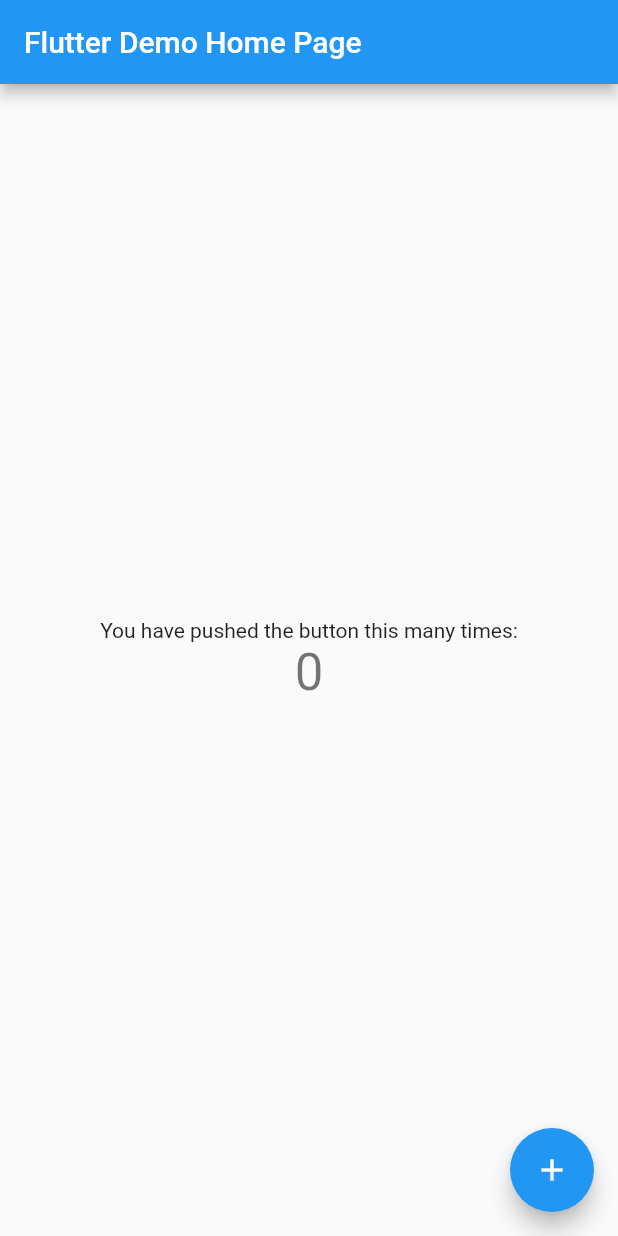
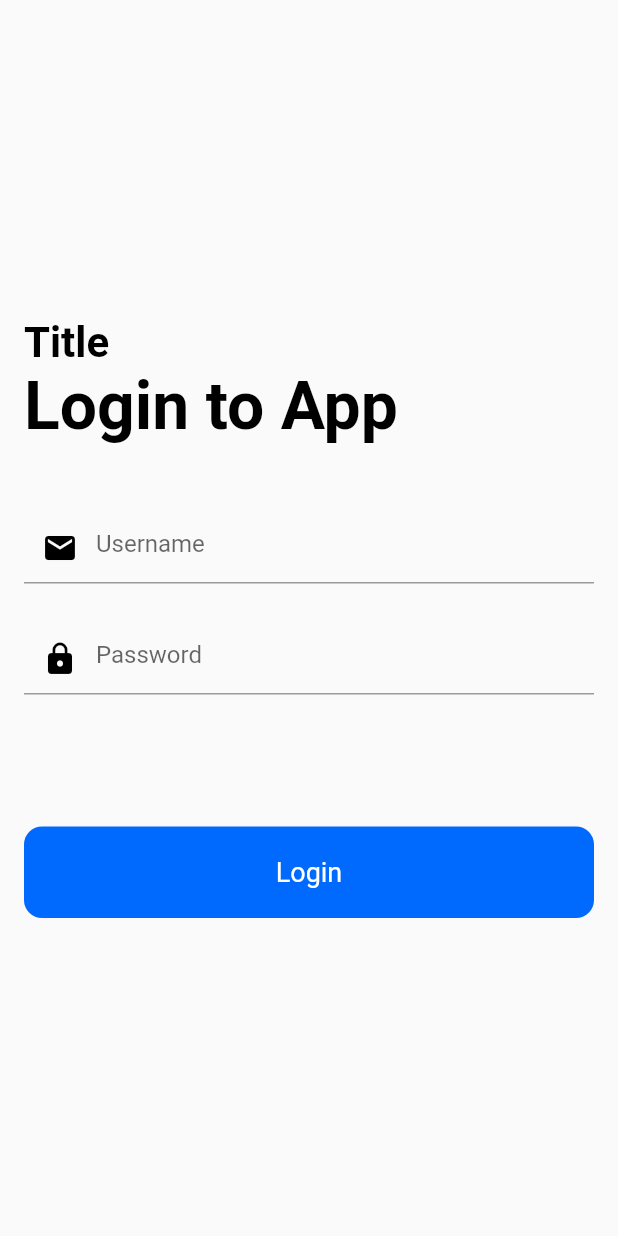
Before and after one commit to maria-raluca-st/login, a Flutter app: the screen it shows after launch, on a phone screen of 412 x 824 dp. Run offline on Flutter 3.47's test engine with Material 2 defaults, Android fonts, the phone set to English and light mode, and no system bars; our stand-ins replace firebase_auth, firebase_core; accounts and stored records are empty.

Commit message:
last version

```diff
--- a/lib/main.dart
+++ b/lib/main.dart
@@ -1,6 +1,12 @@
+import 'package:firebase_auth/firebase_auth.dart';
+import 'package:firebase_core/firebase_core.dart';
 import 'package:flutter/material.dart';
+import 'package:login/profile_screen.dart';
 
-void main() {
+
+Future<void> main() async {
+  WidgetsFlutterBinding.ensureInitialized();
+  await Firebase.initializeApp();
   runApp(const MyApp());
 }
 
@@ -11,105 +17,156 @@ class MyApp extends StatelessWidget {
   @override
   Widget build(BuildContext context) {
     return MaterialApp(
-      title: 'Flutter Demo',
-      theme: ThemeData(
-        // This is the theme of your application.
-        //
-        // Try running your application with "flutter run". You'll see the
-        // application has a blue toolbar. Then, without quitting the app, try
-        // changing the primarySwatch below to Colors.green and then invoke
-        // "hot reload" (press "r" in the console where you ran "flutter run",
-        // or simply save your changes to "hot reload" in a Flutter IDE).
-        // Notice that the counter didn't reset back to zero; the application
-        // is not restarted.
-        primarySwatch: Colors.blue,
-      ),
-      home: const MyHomePage(title: 'Flutter Demo Home Page'),
+       home: HomePage(),
+
     );
   }
 }
 
-class MyHomePage extends StatefulWidget {
-  const MyHomePage({Key? key, required this.title}) : super(key: key);
+/*
+ 1. main layout (only UI)
+*/
 
-  // This widget is the home page of your application. It is stateful, meaning
-  // that it has a State object (defined below) that contains fields that affect
-  // how it looks.
-
-  // This class is the configuration for the state. It holds the values (in this
-  // case the title) provided by the parent (in this case the App widget) and
-  // used by the build method of the State. Fields in a Widget subclass are
-  // always marked "final".
-
-  final String title;
+class HomePage extends StatefulWidget {
+  const HomePage({Key? key}) : super(key: key);
 
   @override
-  State<MyHomePage> createState() => _MyHomePageState();
+  State<HomePage> createState() => _HomePageState();
 }
 
-class _MyHomePageState extends State<MyHomePage> {
-  int _counter = 0;
+class _HomePageState extends State<HomePage> {
 
-  void _incrementCounter() {
-    setState(() {
-      // This call to setState tells the Flutter framework that something has
-      // changed in this State, which causes it to rerun the build method below
-      // so that the display can reflect the updated values. If we changed
-      // _counter without calling setState(), then the build method would not be
-      // called again, and so nothing would appear to happen.
-      _counter++;
-    });
+  //Init Firebase App
+  Future <FirebaseApp> _initializeFirebase() async{
+    FirebaseApp firebaseApp = await Firebase.initializeApp();
+    return firebaseApp;
   }
+
 
   @override
   Widget build(BuildContext context) {
-    // This method is rerun every time setState is called, for instance as done
-    // by the _incrementCounter method above.
-    //
-    // The Flutter framework has been optimized to make rerunning build methods
-    // fast, so that you can just rebuild anything that needs updating rather
-    // than having to individually change instances of widgets.
     return Scaffold(
-      appBar: AppBar(
-        // Here we take the value from the MyHomePage object that was created by
-        // the App.build method, and use it to set our appbar title.
-        title: Text(widget.title),
+      body: FutureBuilder(
+        future : _initializeFirebase(),
+        builder : (context, snapshot){
+          if (snapshot.connectionState == ConnectionState.done){
+            return LoginScreen();
+          }
+          return const Center(
+            child: CircularProgressIndicator(),
+            );
+        }
       ),
-      body: Center(
-        // Center is a layout widget. It takes a single child and positions it
-        // in the middle of the parent.
-        child: Column(
-          // Column is also a layout widget. It takes a list of children and
-          // arranges them vertically. By default, it sizes itself to fit its
-          // children horizontally, and tries to be as tall as its parent.
-          //
-          // Invoke "debug painting" (press "p" in the console, choose the
-          // "Toggle Debug Paint" action from the Flutter Inspector in Android
-          // Studio, or the "Toggle Debug Paint" command in Visual Studio Code)
-          // to see the wireframe for each widget.
-          //
-          // Column has various properties to control how it sizes itself and
-          // how it positions its children. Here we use mainAxisAlignment to
-          // center the children vertically; the main axis here is the vertical
-          // axis because Columns are vertical (the cross axis would be
-          // horizontal).
-          mainAxisAlignment: MainAxisAlignment.center,
-          children: <Widget>[
-            const Text(
-              'You have pushed the button this many times:',
-            ),
-            Text(
-              '$_counter',
-              style: Theme.of(context).textTheme.headline4,
-            ),
-          ],
-        ),
+      );
+  }
+}
+
+class LoginScreen extends StatefulWidget {
+  const LoginScreen({Key? key}) : super(key: key);
+
+  @override
+  State<LoginScreen> createState() => _LoginScreenState();
+}
+
+class _LoginScreenState extends State<LoginScreen> {
+
+  //Login function
+  static Future<User?> loginUsingEmailPassword(
+  {required String email ,
+  required String password ,
+  required BuildContext context}) async {
+  FirebaseAuth auth = FirebaseAuth.instance;
+  User? user;
+  try {
+    UserCredential userCredential = await auth.signInWithEmailAndPassword(email : email, password : password);
+     user = userCredential.user;
+  } on FirebaseAuthException catch(e){
+    if(e.code == "user-not-found"){
+      print("No user found for this email.");
+    }
+  }
+   return user;
+  }
+
+
+  @override
+  Widget build(BuildContext context) {
+    // create textfield controller
+    TextEditingController _emailController = TextEditingController();
+    TextEditingController _passwordController = TextEditingController();
+    return Padding(
+      padding:const EdgeInsets.all(16.0),
+      child: Column(
+        mainAxisAlignment : MainAxisAlignment.center,
+        crossAxisAlignment : CrossAxisAlignment.start,
+        children: [
+          const Text(
+            "Title" ,
+            style : TextStyle(
+              color: Colors.black,
+              fontSize: 28.0,
+              fontWeight: FontWeight.bold,
+
+              ),
+              ),
+              const Text(
+              "Login to App" ,
+              style : TextStyle(
+                color:Colors.black,
+                fontSize: 44.0,
+                fontWeight: FontWeight.bold,
+              ),
+              ),
+              const SizedBox(
+                height: 44.0,
+              ),
+              TextField(
+                controller: _emailController,
+                keyboardType: TextInputType.emailAddress,
+                decoration:const InputDecoration(
+                  hintText: "Username",
+                  prefixIcon: Icon(Icons.mail , color:Colors.black),
+                ),
+              ),
+              const SizedBox(
+                height: 26.0,
+                ),
+              TextField(
+                  controller : _passwordController,
+                  obscureText: true,
+                  decoration: const InputDecoration(
+                    hintText: "Password",
+                    prefixIcon: Icon(Icons.lock , color:Colors.black),
+                  ),
+                ),
+              const SizedBox(
+                  height:88.0,
+                  ),
+              Container(
+                    width : double.infinity,
+                    child : RawMaterialButton(
+                      fillColor: const Color(0xFF0069FE),
+                      elevation : 0.0,
+                      padding : const EdgeInsets.symmetric(vertical : 20.0),
+                      shape : RoundedRectangleBorder(
+                        borderRadius: BorderRadius.circular(12.0)),
+                      onPressed: () async {
+                       User? user = await loginUsingEmailPassword(email: _emailController.text, password: _passwordController.text, context: context);
+                       print(user);
+                       if(user != null )
+                       {
+                          Navigator.of(context).pushReplacement(MaterialPageRoute(builder : (context) => const ProfileScreen()));
+                       }
+                      } ,
+                      child : const Text("Login",
+                             style : TextStyle(
+                              color: Colors.white,
+                              fontSize: 18.0,
+                             )),
+                      ),
+                  ),
+        ],
       ),
-      floatingActionButton: FloatingActionButton(
-        onPressed: _incrementCounter,
-        tooltip: 'Increment',
-        child: const Icon(Icons.add),
-      ), // This trailing comma makes auto-formatting nicer for build methods.
     );
   }
 }
--- /dev/null
+++ b/lib/profile_screen.dart
@@ -0,0 +1,19 @@
+import 'package:flutter/material.dart';
+import 'package:flutter/src/foundation/key.dart';
+import 'package:flutter/src/widgets/framework.dart';
+
+class ProfileScreen extends StatefulWidget {
+  const ProfileScreen({Key? key}) : super(key: key);
+
+  @override
+  State<ProfileScreen> createState() => _ProfileScreenState();
+}
+
+class _ProfileScreenState extends State<ProfileScreen> {
+  @override
+  Widget build(BuildContext context) {
+     return Scaffold(
+      body : Center(child : Text("Hello : Profile screen")),
+     );
+  }
+}
--- a/pubspec.yaml
+++ b/pubspec.yaml
@@ -34,6 +34,11 @@ dependencies:
   # The following adds the Cupertino Icons font to your application.
   # Use with the CupertinoIcons class for iOS style icons.
   cupertino_icons: ^1.0.2
+
+  #Firebase auth and  firebase core
+  firebase_core : ^1.19.1
+  firebase_auth : ^3.3.0
+  firebase_auth_web: ^3.3.19
 
 dev_dependencies:
   flutter_test:
```
Also changed, not shown: firebase.json (added), pubspec.lock, 13 other files.
